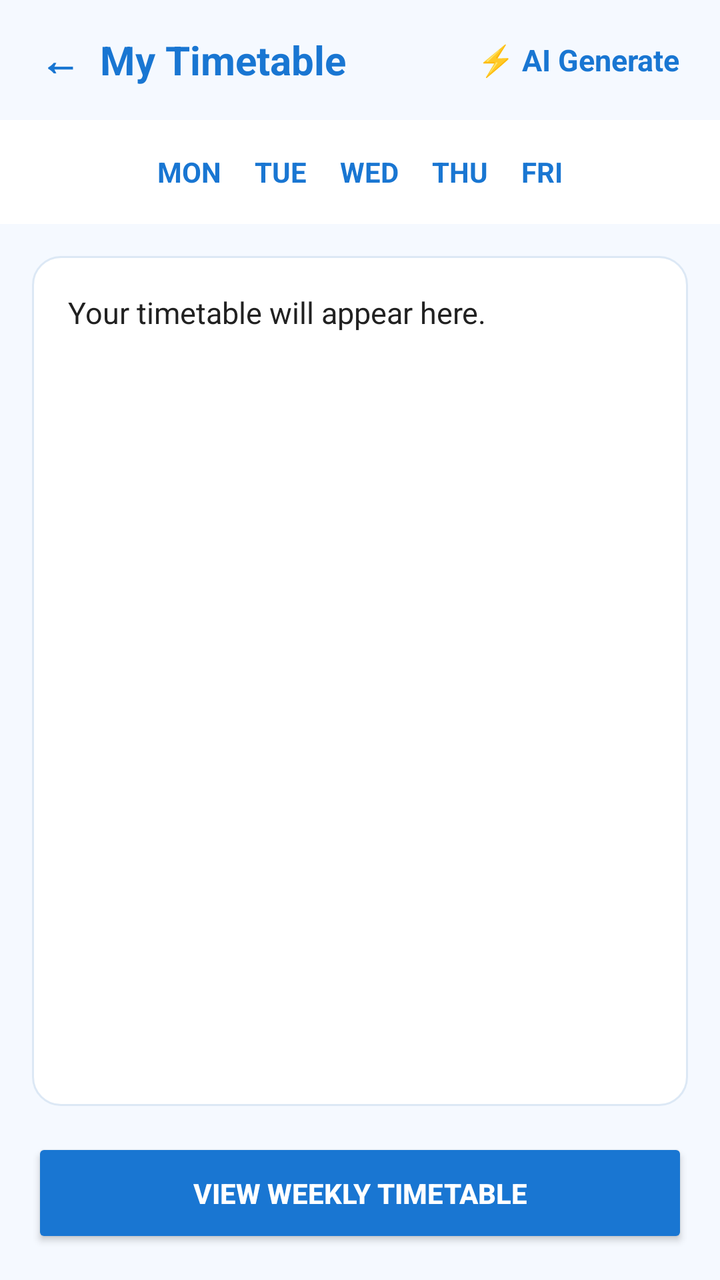
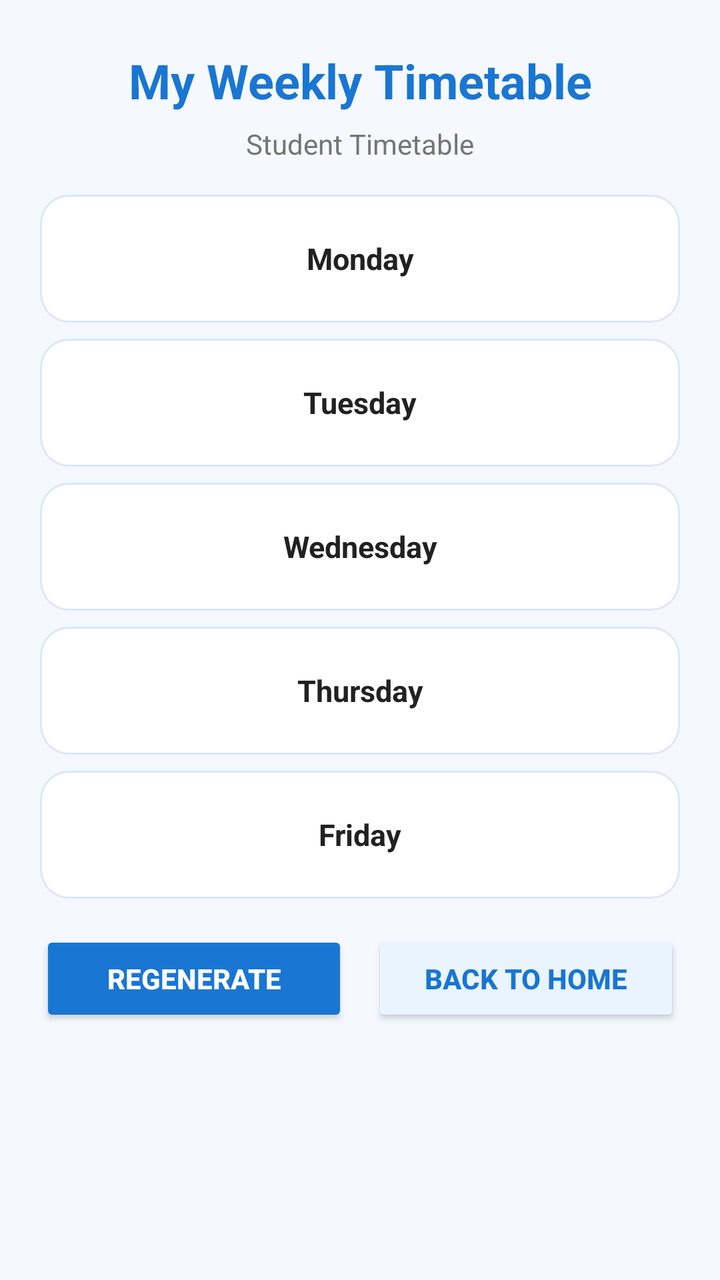

An Android layout rendered at two revisions. The XML below is the earlier revision; the diff shows what the commit changed to produce the second picture.
<!-- AndroidManifest.xml: application theme Theme.Mad_assignment -->
<!-- res/layout/activity_timetable.xml -->
<?xml version="1.0" encoding="utf-8"?>
<androidx.constraintlayout.widget.ConstraintLayout xmlns:android="http://schemas.android.com/apk/res/android" xmlns:app="http://schemas.android.com/apk/res-auto" xmlns:tools="http://schemas.android.com/tools" android:layout_width="match_parent" android:layout_height="match_parent" android:background="@color/background"
    tools:theme="@style/Theme.Material3.Light.NoActionBar">

    <TextView
        android:id="@+id/btnBack"
        android:layout_width="wrap_content"
        android:layout_height="60dp"
        android:layout_marginStart="20dp"
        android:gravity="center_vertical"
        android:text="←  My Timetable"
        android:textColor="@color/blue"
        android:textSize="20sp"
        android:textStyle="bold"
        android:clickable="true"
        app:layout_constraintTop_toTopOf="parent"
        app:layout_constraintStart_toStartOf="parent"/>

    <TextView
        android:id="@+id/btnAutoGenerate"
        android:layout_width="wrap_content"
        android:layout_height="60dp"
        android:layout_marginEnd="20dp"
        android:gravity="center_vertical"
        android:text="⚡ AI Generate"
        android:textColor="@color/blue"
        android:textSize="15sp"
        android:textStyle="bold"
        android:clickable="true"
        app:layout_constraintTop_toTopOf="parent"
        app:layout_constraintEnd_toEndOf="parent"/>

    <TextView
        android:id="@+id/dayTabs"
        android:layout_width="0dp"
        android:layout_height="52dp"
        android:background="@color/white"
        android:gravity="center"
        android:text="MON     TUE     WED     THU     FRI"
        android:textColor="@color/blue"
        android:textStyle="bold"
        app:layout_constraintTop_toBottomOf="@id/btnBack"
        app:layout_constraintStart_toStartOf="parent"
        app:layout_constraintEnd_toEndOf="parent"/>

    <ScrollView
        android:id="@+id/scrollViewTimetable"
        android:layout_width="0dp"
        android:layout_height="0dp"
        android:layout_margin="16dp"
        android:background="@drawable/bg_card"
        app:layout_constraintTop_toBottomOf="@id/dayTabs"
        app:layout_constraintBottom_toTopOf="@id/btnWeekly"
        app:layout_constraintStart_toStartOf="parent"
        app:layout_constraintEnd_toEndOf="parent">

        <TextView
            android:id="@+id/timetableContainer"
            android:layout_width="match_parent"
            android:layout_height="wrap_content"
            android:padding="18dp"
            android:text="Your timetable will appear here."
            android:textColor="@color/text"
            android:textSize="15sp"/>
    </ScrollView>

    <Button
        android:id="@+id/btnWeekly"
        android:layout_width="0dp"
        android:layout_height="55dp"
        android:layout_margin="16dp"
        android:text="VIEW WEEKLY TIMETABLE"
        android:textColor="@color/white"
        android:textStyle="bold"
        android:backgroundTint="@color/blue"
        app:layout_constraintBottom_toBottomOf="parent"
        app:layout_constraintStart_toStartOf="parent"
        app:layout_constraintEnd_toEndOf="parent"/>

</androidx.constraintlayout.widget.ConstraintLayout>
<!-- resources referenced by this layout -->
<resources>
  <color name="background">#F5F9FF</color>
  <color name="blue">#1976D2</color>
  <color name="text">#212121</color>
  <color name="white">#FFFFFF</color>
  <!-- drawable bg_card (drawable) -->
  <shape xmlns:android="http://schemas.android.com/apk/res/android">
      <solid android:color="#FFFFFF"/>
      <corners android:radius="14dp"/>
      <stroke android:width="1dp" android:color="#DCE8F5"/>
  
  </shape>
  <style name="Theme.Mad_assignment" parent="Theme.MAD_ASSIGNMENT" />
  <style name="Theme.MAD_ASSIGNMENT" parent="Theme.Material3.Light.NoActionBar">
          <item name="android:windowLightStatusBar">false</item>
          <item name="android:statusBarColor">@color/blue</item>
          <item name="android:navigationBarColor">@color/white</item>
          <item name="android:windowActionModeOverlay">true</item>
          <item name="colorPrimary">@color/blue</item>
          <item name="colorSecondary">@color/blue</item>
      </style>
</resources>

<!-- the commit's change to res/layout/activity_timetable.xml (unified diff, before → after) -->
@@ -1,80 +1,154 @@
 <?xml version="1.0" encoding="utf-8"?>
-<androidx.constraintlayout.widget.ConstraintLayout xmlns:android="http://schemas.android.com/apk/res/android" xmlns:app="http://schemas.android.com/apk/res-auto" xmlns:tools="http://schemas.android.com/tools" android:layout_width="match_parent" android:layout_height="match_parent" android:background="@color/background"
-    tools:theme="@style/Theme.Material3.Light.NoActionBar">
+<ScrollView xmlns:android="http://schemas.android.com/apk/res/android"
+    xmlns:app="http://schemas.android.com/apk/res-auto"
+    android:layout_width="match_parent"
+    android:layout_height="match_parent"
+    android:background="@color/background"
+    android:fillViewport="true">
 
-    <TextView
-        android:id="@+id/btnBack"
-        android:layout_width="wrap_content"
-        android:layout_height="60dp"
-        android:layout_marginStart="20dp"
-        android:gravity="center_vertical"
-        android:text="←  My Timetable"
-        android:textColor="@color/blue"
-        android:textSize="20sp"
-        android:textStyle="bold"
-        android:clickable="true"
-        app:layout_constraintTop_toTopOf="parent"
-        app:layout_constraintStart_toStartOf="parent"/>
-
-    <TextView
-        android:id="@+id/btnAutoGenerate"
-        android:layout_width="wrap_content"
-        android:layout_height="60dp"
-        android:layout_marginEnd="20dp"
-        android:gravity="center_vertical"
-        android:text="⚡ AI Generate"
-        android:textColor="@color/blue"
-        android:textSize="15sp"
-        android:textStyle="bold"
-        android:clickable="true"
-        app:layout_constraintTop_toTopOf="parent"
-        app:layout_constraintEnd_toEndOf="parent"/>
-
-    <TextView
-        android:id="@+id/dayTabs"
-        android:layout_width="0dp"
-        android:layout_height="52dp"
-        android:background="@color/white"
-        android:gravity="center"
-        android:text="MON     TUE     WED     THU     FRI"
-        android:textColor="@color/blue"
-        android:textStyle="bold"
-        app:layout_constraintTop_toBottomOf="@id/btnBack"
-        app:layout_constraintStart_toStartOf="parent"
-        app:layout_constraintEnd_toEndOf="parent"/>
-
-    <ScrollView
-        android:id="@+id/scrollViewTimetable"
-        android:layout_width="0dp"
-        android:layout_height="0dp"
-        android:layout_margin="16dp"
-        android:background="@drawable/bg_card"
-        app:layout_constraintTop_toBottomOf="@id/dayTabs"
-        app:layout_constraintBottom_toTopOf="@id/btnWeekly"
-        app:layout_constraintStart_toStartOf="parent"
-        app:layout_constraintEnd_toEndOf="parent">
+    <androidx.constraintlayout.widget.ConstraintLayout
+        android:layout_width="match_parent"
+        android:layout_height="wrap_content"
+        android:paddingStart="20dp"
+        android:paddingEnd="20dp"
+        android:paddingBottom="28dp">
 
         <TextView
-            android:id="@+id/timetableContainer"
-            android:layout_width="match_parent"
+            android:id="@+id/tvTitle"
+            android:layout_width="0dp"
             android:layout_height="wrap_content"
-            android:padding="18dp"
-            android:text="Your timetable will appear here."
+            android:layout_marginTop="24dp"
+            android:gravity="center"
+            android:text="My Weekly Timetable"
+            android:textColor="@color/blue"
+            android:textSize="24sp"
+            android:textStyle="bold"
+            app:layout_constraintEnd_toEndOf="parent"
+            app:layout_constraintStart_toStartOf="parent"
+            app:layout_constraintTop_toTopOf="parent" />
+
+        <TextView
+            android:id="@+id/tvStudentName"
+            android:layout_width="0dp"
+            android:layout_height="wrap_content"
+            android:layout_marginTop="6dp"
+            android:gravity="center"
+            android:text="Student Timetable"
+            android:textColor="@color/gray"
+            android:textSize="14sp"
+            app:layout_constraintEnd_toEndOf="parent"
+            app:layout_constraintStart_toStartOf="parent"
+            app:layout_constraintTop_toBottomOf="@id/tvTitle" />
+
+        <TextView
+            android:id="@+id/tvMonday"
+            android:layout_width="0dp"
+            android:layout_height="64dp"
+            android:layout_marginTop="16dp"
+            android:background="@drawable/bg_card"
+            android:gravity="center"
+            android:padding="6dp"
+            android:text="Monday"
             android:textColor="@color/text"
-            android:textSize="15sp"/>
-    </ScrollView>
+            android:textSize="15sp"
+            android:textStyle="bold"
+            app:layout_constraintEnd_toEndOf="parent"
+            app:layout_constraintStart_toStartOf="parent"
+            app:layout_constraintTop_toBottomOf="@id/tvStudentName" />
 
-    <Button
-        android:id="@+id/btnWeekly"
-        android:layout_width="0dp"
-        android:layout_height="55dp"
-        android:layout_margin="16dp"
-        android:text="VIEW WEEKLY TIMETABLE"
-        android:textColor="@color/white"
-        android:textStyle="bold"
-        android:backgroundTint="@color/blue"
-        app:layout_constraintBottom_toBottomOf="parent"
-        app:layout_constraintStart_toStartOf="parent"
-        app:layout_constraintEnd_toEndOf="parent"/>
+        <TextView
+            android:id="@+id/tvTuesday"
+            android:layout_width="0dp"
+            android:layout_height="64dp"
+            android:layout_marginTop="8dp"
+            android:background="@drawable/bg_card"
+            android:gravity="center"
+            android:padding="6dp"
+            android:text="Tuesday"
+            android:textColor="@color/text"
+            android:textSize="15sp"
+            android:textStyle="bold"
+            app:layout_constraintEnd_toEndOf="parent"
+            app:layout_constraintStart_toStartOf="parent"
+            app:layout_constraintTop_toBottomOf="@id/tvMonday" />
 
-</androidx.constraintlayout.widget.ConstraintLayout>
+        <TextView
+            android:id="@+id/tvWednesday"
+            android:layout_width="0dp"
+            android:layout_height="64dp"
+            android:layout_marginTop="8dp"
+            android:background="@drawable/bg_card"
+            android:gravity="center"
+            android:padding="6dp"
+            android:text="Wednesday"
+            android:textColor="@color/text"
+            android:textSize="15sp"
+            android:textStyle="bold"
+            app:layout_constraintEnd_toEndOf="parent"
+            app:layout_constraintStart_toStartOf="parent"
+            app:layout_constraintTop_toBottomOf="@id/tvTuesday" />
+
+        <TextView
+            android:id="@+id/tvThursday"
+            android:layout_width="0dp"
+            android:layout_height="64dp"
+            android:layout_marginTop="8dp"
+            android:background="@drawable/bg_card"
+            android:gravity="center"
+            android:padding="6dp"
+            android:text="Thursday"
+            android:textColor="@color/text"
+            android:textSize="15sp"
+            android:textStyle="bold"
+            app:layout_constraintEnd_toEndOf="parent"
+            app:layout_constraintStart_toStartOf="parent"
+            app:layout_constraintTop_toBottomOf="@id/tvWednesday" />
+
+        <TextView
+            android:id="@+id/tvFriday"
+            android:layout_width="0dp"
+            android:layout_height="64dp"
+            android:layout_marginTop="8dp"
+            android:background="@drawable/bg_card"
+            android:gravity="center"
+            android:padding="6dp"
+            android:text="Friday"
+            android:textColor="@color/text"
+            android:textSize="15sp"
+            android:textStyle="bold"
+            app:layout_constraintEnd_toEndOf="parent"
+            app:layout_constraintStart_toStartOf="parent"
+            app:layout_constraintTop_toBottomOf="@id/tvThursday" />
+
+        <Button
+            android:id="@+id/btnRegenerate"
+            android:layout_width="0dp"
+            android:layout_height="48dp"
+            android:layout_marginTop="16dp"
+            android:layout_marginEnd="6dp"
+            android:backgroundTint="@color/blue"
+            android:text="Regenerate"
+            android:textColor="@color/white"
+            android:textSize="14sp"
+            android:textStyle="bold"
+            app:layout_constraintEnd_toStartOf="@id/btnBack"
+            app:layout_constraintStart_toStartOf="parent"
+            app:layout_constraintTop_toBottomOf="@id/tvFriday" />
+
+        <Button
+            android:id="@+id/btnBack"
+            android:layout_width="0dp"
+            android:layout_height="48dp"
+            android:layout_marginStart="6dp"
+            android:layout_marginTop="16dp"
+            android:backgroundTint="@color/light_blue"
+            android:text="Back to Home"
+            android:textColor="@color/blue"
+            android:textSize="14sp"
+            android:textStyle="bold"
+            app:layout_constraintEnd_toEndOf="parent"
+            app:layout_constraintStart_toEndOf="@id/btnRegenerate"
+            app:layout_constraintTop_toBottomOf="@id/tvFriday" />
+
+    </androidx.constraintlayout.widget.ConstraintLayout>
+</ScrollView>
<!-- resource entries referenced after the edit -->
@@ -2,6 +2,8 @@
 <resources>
   <color name="background">#F5F9FF</color>
   <color name="blue">#1976D2</color>
+  <color name="gray">#757575</color>
+  <color name="light_blue">#EAF4FF</color>
   <color name="text">#212121</color>
   <color name="white">#FFFFFF</color>
   <!-- drawable bg_card (drawable) -->
